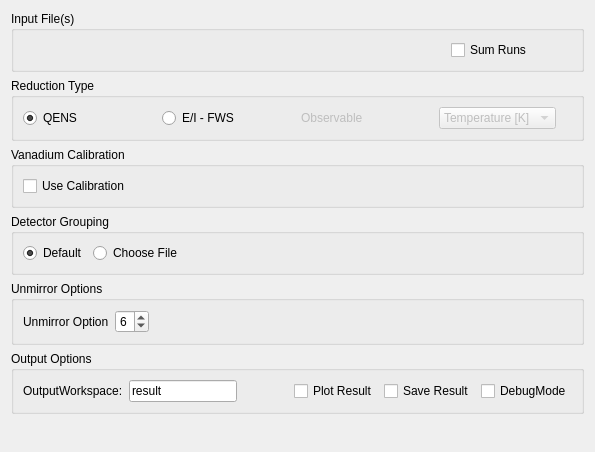
Qt form MantidQt/CustomInterfaces/inc/MantidQtCustomInterfaces/Indirect/ILLEnergyTransfer.ui (mantidproject/mantid) before a commit.
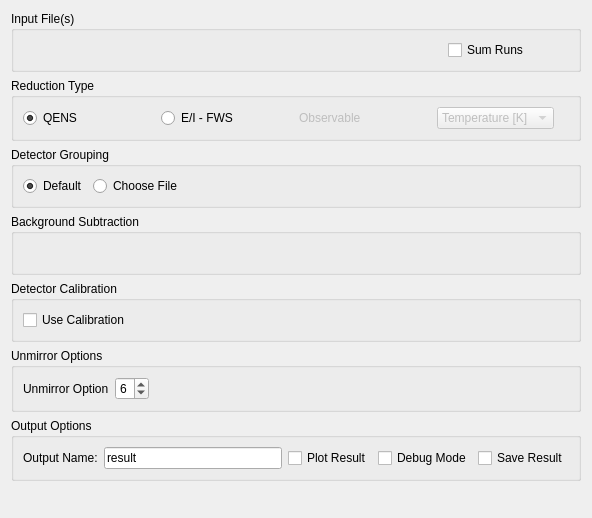
The same form after that commit. Custom widgets are drawn as their Qt base class.

Commit message: Re #16753 background run in GUI

The edit to the form file:
```diff
--- a/MantidQt/CustomInterfaces/inc/MantidQtCustomInterfaces/Indirect/ILLEnergyTransfer.ui
+++ b/MantidQt/CustomInterfaces/inc/MantidQtCustomInterfaces/Indirect/ILLEnergyTransfer.ui
@@ -6,8 +6,8 @@
    <rect>
     <x>0</x>
     <y>0</y>
-    <width>595</width>
-    <height>452</height>
+    <width>592</width>
+    <height>518</height>
    </rect>
   </property>
   <property name="sizePolicy">
@@ -169,59 +169,6 @@
      </layout>
     </widget>
    </item>
-   <item>
-    <widget class="QGroupBox" name="gbCalibration">
-     <property name="sizePolicy">
-      <sizepolicy hsizetype="Preferred" vsizetype="Maximum">
-       <horstretch>0</horstretch>
-       <verstretch>0</verstretch>
-      </sizepolicy>
-     </property>
-     <property name="title">
-      <string>Vanadium Calibration</string>
-     </property>
-     <layout class="QHBoxLayout" name="horizontalLayout_5">
-      <item>
-       <widget class="QCheckBox" name="ckUseCalibration">
-        <property name="sizePolicy">
-         <sizepolicy hsizetype="Fixed" vsizetype="Fixed">
-          <horstretch>0</horstretch>
-          <verstretch>0</verstretch>
-         </sizepolicy>
-        </property>
-        <property name="toolTip">
-         <string>Enable vanadium calibration</string>
-        </property>
-        <property name="text">
-         <string>Use Calibration</string>
-        </property>
-       </widget>
-      </item>
-      <item>
-       <widget class="MantidQt::MantidWidgets::DataSelector" name="dsCalibration" native="true">
-        <property name="enabled">
-         <bool>false</bool>
-        </property>
-        <property name="sizePolicy">
-         <sizepolicy hsizetype="Expanding" vsizetype="Preferred">
-          <horstretch>0</horstretch>
-          <verstretch>0</verstretch>
-         </sizepolicy>
-        </property>
-        <property name="toolTip">
-         <string>Vanadium file(s) or workspace</string>
-        </property>
-        <property name="autoLoad" stdset="0">
-         <bool>false</bool>
-        </property>
-        <property name="showLoad" stdset="0">
-         <bool>false</bool>
-        </property>
-       </widget>
-      </item>
-     </layout>
-    </widget>
-   </item>
    <item>
     <widget class="QGroupBox" name="gbGrouping">
      <property name="sizePolicy">
@@ -299,10 +246,100 @@
      </layout>
     </widget>
    </item>
+   <item>
+    <widget class="QGroupBox" name="gbBackground">
+     <property name="sizePolicy">
+      <sizepolicy hsizetype="Preferred" vsizetype="Minimum">
+       <horstretch>0</horstretch>
+       <verstretch>0</verstretch>
+      </sizepolicy>
+     </property>
+     <property name="title">
+      <string>Background Subtraction</string>
+     </property>
+     <layout class="QHBoxLayout" name="horizontalLayout_7">
+      <item>
+       <widget class="MantidQt::MantidWidgets::MWRunFiles" name="rfBackgroundRun" native="true">
+        <property name="sizePolicy">
+         <sizepolicy hsizetype="Preferred" vsizetype="Preferred">
+          <horstretch>0</horstretch>
+          <verstretch>0</verstretch>
+         </sizepolicy>
+        </property>
+        <property name="minimumSize">
+         <size>
+          <width>0</width>
+          <height>20</height>
+         </size>
+        </property>
+        <property name="toolTip">
+         <string>Background file</string>
+        </property>
+        <property name="algorithmAndProperty" stdset="0">
+         <string>IndirectILLReduction|BackgroundRun</string>
+        </property>
+        <property name="label" stdset="0">
+         <string>Background Run</string>
+        </property>
+       </widget>
+      </item>
+     </layout>
+    </widget>
+   </item>
+   <item>
+    <widget class="QGroupBox" name="gbCalibration">
+     <property name="sizePolicy">
+      <sizepolicy hsizetype="Preferred" vsizetype="Minimum">
+       <horstretch>0</horstretch>
+       <verstretch>0</verstretch>
+      </sizepolicy>
+     </property>
+     <property name="title">
+      <string>Detector Calibration</string>
+     </property>
+     <layout class="QHBoxLayout" name="horizontalLayout_5">
+      <item>
+       <widget class="QCheckBox" name="cbUseCalibration">
+        <property name="text">
+         <string>Use Calibration</string>
+        </property>
+       </widget>
+      </item>
+      <item>
+       <widget class="MantidQt::MantidWidgets::DataSelector" name="dsCalibration" native="true">
+        <property name="enabled">
+         <bool>false</bool>
+        </property>
+        <property name="sizePolicy">
+         <sizepolicy hsizetype="Expanding" vsizetype="Fixed">
+          <horstretch>0</horstretch>
+          <verstretch>0</verstretch>
+         </sizepolicy>
+        </property>
+        <property name="minimumSize">
+         <size>
+          <width>0</width>
+          <height>20</height>
+         </size>
+        </property>
+        <property name="toolTip">
+         <string>Vanadium file(s) or workspace</string>
+        </property>
+        <property name="autoLoad" stdset="0">
+         <bool>false</bool>
+        </property>
+        <property name="showLoad" stdset="0">
+         <bool>false</bool>
+        </property>
+       </widget>
+      </item>
+     </layout>
+    </widget>
+   </item>
    <item>
     <widget class="QGroupBox" name="gbOptions">
      <property name="sizePolicy">
-      <sizepolicy hsizetype="Preferred" vsizetype="Preferred">
+      <sizepolicy hsizetype="Preferred" vsizetype="Minimum">
        <horstretch>0</horstretch>
        <verstretch>0</verstretch>
       </sizepolicy>
@@ -354,16 +391,22 @@
          <bool>true</bool>
         </property>
         <property name="sizePolicy">
-         <sizepolicy hsizetype="Expanding" vsizetype="Preferred">
+         <sizepolicy hsizetype="Expanding" vsizetype="Fixed">
           <horstretch>0</horstretch>
           <verstretch>0</verstretch>
          </sizepolicy>
         </property>
+        <property name="minimumSize">
+         <size>
+          <width>0</width>
+          <height>20</height>
+         </size>
+        </property>
+        <property name="toolTip">
+         <string>Vanadium File (for alignment only)</string>
+        </property>
         <property name="label" stdset="0">
-         <string>Vanadium Run</string>
-        </property>
-        <property name="isOptional" stdset="0">
-         <bool>true</bool>
+         <string>Vanadium Run </string>
         </property>
         <property name="algorithmAndProperty" stdset="0">
          <string>IndirectILLReduction|VanadiumRun</string>
@@ -381,15 +424,27 @@
      <layout class="QHBoxLayout" name="horizontalLayout">
       <item>
        <widget class="QLabel" name="label">
+        <property name="sizePolicy">
+         <sizepolicy hsizetype="Maximum" vsizetype="Preferred">
+          <horstretch>0</horstretch>
+          <verstretch>0</verstretch>
+         </sizepolicy>
+        </property>
+        <property name="minimumSize">
+         <size>
+          <width>0</width>
+          <height>0</height>
+         </size>
+        </property>
         <property name="text">
-         <string>OutputWorkspace:</string>
+         <string>Output Name:</string>
         </property>
        </widget>
       </item>
       <item>
        <widget class="QLineEdit" name="leOutWS">
         <property name="sizePolicy">
-         <sizepolicy hsizetype="MinimumExpanding" vsizetype="Fixed">
+         <sizepolicy hsizetype="Expanding" vsizetype="Fixed">
           <horstretch>0</horstretch>
           <verstretch>0</verstretch>
          </sizepolicy>
@@ -405,19 +460,6 @@
         </property>
        </widget>
       </item>
-      <item>
-       <spacer name="horizontalSpacer">
-        <property name="orientation">
-         <enum>Qt::Horizontal</enum>
-        </property>
-        <property name="sizeHint" stdset="0">
-         <size>
-          <width>359</width>
-          <height>20</height>
-         </size>
-        </property>
-       </spacer>
-      </item>
       <item>
        <widget class="QCheckBox" name="ckPlot">
         <property name="sizePolicy">
@@ -434,6 +476,16 @@
         </property>
        </widget>
       </item>
+      <item>
+       <widget class="QCheckBox" name="ckDebugMode">
+        <property name="toolTip">
+         <string>Whether to output intermediate workspaces</string>
+        </property>
+        <property name="text">
+         <string>Debug Mode</string>
+        </property>
+       </widget>
+      </item>
       <item>
        <widget class="QCheckBox" name="ckSave">
         <property name="sizePolicy">
@@ -450,16 +502,6 @@
         </property>
        </widget>
       </item>
-      <item>
-       <widget class="QCheckBox" name="ckDebugMode">
-        <property name="toolTip">
-         <string>Whether to output intermediate workspaces</string>
-        </property>
-        <property name="text">
-         <string>DebugMode</string>
-        </property>
-       </widget>
-      </item>
      </layout>
     </widget>
    </item>
@@ -470,8 +512,8 @@
      </property>
      <property name="sizeHint" stdset="0">
       <size>
-       <width>20</width>
-       <height>0</height>
+       <width>0</width>
+       <height>10</height>
       </size>
      </property>
     </spacer>
```
Left out of the diff: 38 changed lines with no effect on the pictures. The commit also changes 3 other files.
